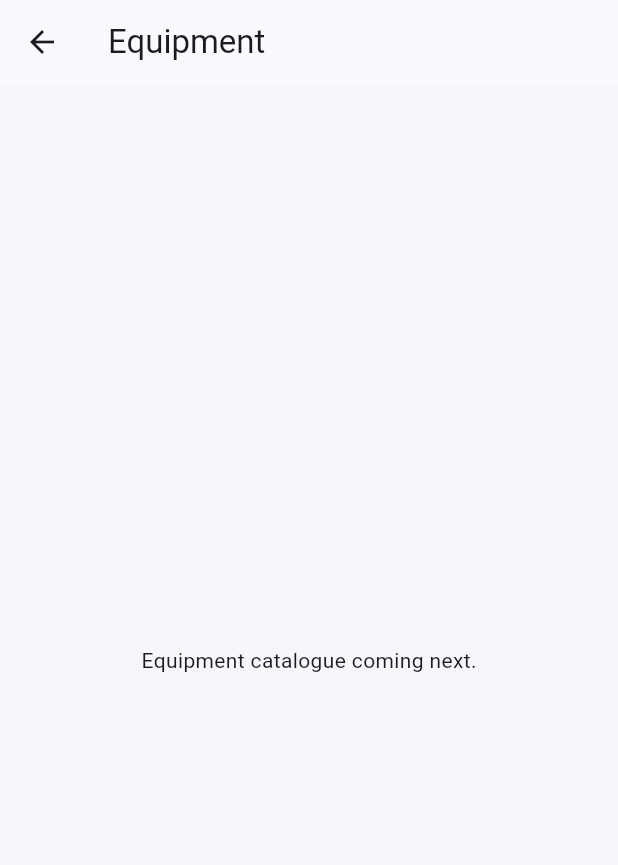
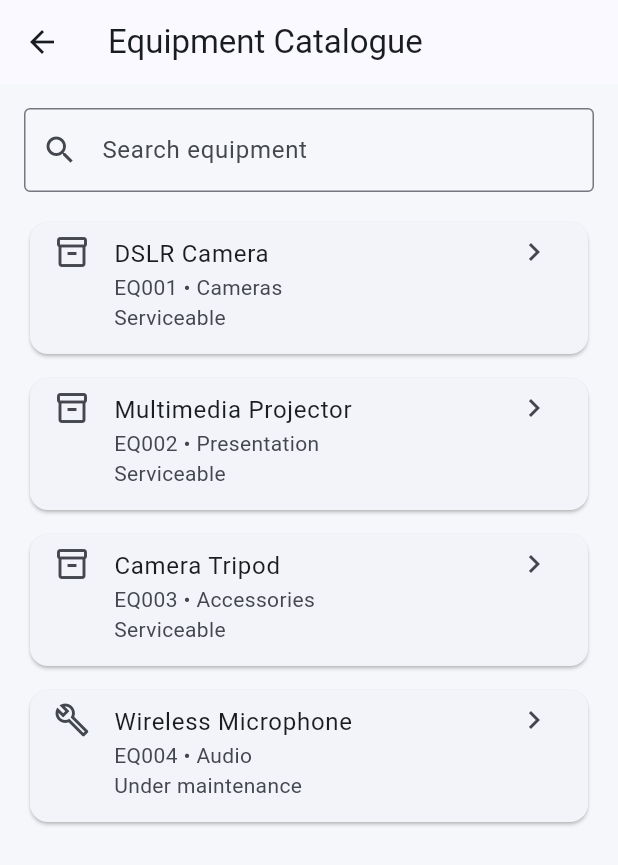
Before and after one commit to janakabandara818-ai/EquipFlow, a Flutter app: the screen it shows after launch, after a tap on "Browse Equipment", on a phone screen of 412 x 824 dp. Shown: the top 865 px of the screen. Run offline on Flutter 3.47's test engine with Material 3 defaults, Android fonts, the phone set to English and light mode, and no system bars.

Commit message:
Add equipment catalogue with search and item details

```diff
--- /dev/null
+++ b/lib/data/sample_equipment.dart
@@ -0,0 +1,36 @@
+import '../models/equipment.dart';
+
+const List<Equipment> sampleEquipment = [
+  Equipment(
+    equipmentId: 'EQ001',
+    name: 'DSLR Camera',
+    category: 'Cameras',
+    description: 'Camera for photography and event coverage.',
+    condition: 'Good',
+    serviceable: true,
+  ),
+  Equipment(
+    equipmentId: 'EQ002',
+    name: 'Multimedia Projector',
+    category: 'Presentation',
+    description: 'Projector for presentations and demonstrations.',
+    condition: 'Good',
+    serviceable: true,
+  ),
+  Equipment(
+    equipmentId: 'EQ003',
+    name: 'Camera Tripod',
+    category: 'Accessories',
+    description: 'Adjustable tripod for stable photography and video.',
+    condition: 'Good',
+    serviceable: true,
+  ),
+  Equipment(
+    equipmentId: 'EQ004',
+    name: 'Wireless Microphone',
+    category: 'Audio',
+    description: 'Wireless microphone for presentations and events.',
+    condition: 'Requires repair',
+    serviceable: false,
+  ),
+];
--- a/lib/main.dart
+++ b/lib/main.dart
@@ -1,4 +1,6 @@
 import 'package:flutter/material.dart';
+
+import 'screens/equipment_catalogue_screen.dart';
 
 void main() {
   runApp(const MyApp());
@@ -84,7 +86,7 @@ class HomeScreen extends StatelessWidget {
             icon: Icons.devices_outlined,
             title: 'Browse Equipment',
             subtitle: 'Explore equipment available to reserve',
-            onTap: () => _openScreen(context, const EquipmentScreen()),
+            onTap: () => _openScreen(context, const EquipmentCatalogueScreen()),
           ),
           ActionCard(
             icon: Icons.event_note_outlined,
@@ -139,18 +141,6 @@ class ActionCard extends StatelessWidget {
   }
 }
 
-class EquipmentScreen extends StatelessWidget {
-  const EquipmentScreen({super.key});
-
-  @override
-  Widget build(BuildContext context) {
-    return Scaffold(
-      appBar: AppBar(title: const Text('Equipment')),
-      body: const Center(child: Text('Equipment catalogue coming next.')),
-    );
-  }
-}
-
 class ReservationsScreen extends StatelessWidget {
   const ReservationsScreen({super.key});
 
--- /dev/null
+++ b/lib/models/equipment.dart
@@ -0,0 +1,17 @@
+class Equipment {
+  final String equipmentId;
+  final String name;
+  final String category;
+  final String description;
+  final String condition;
+  final bool serviceable;
+
+  const Equipment({
+    required this.equipmentId,
+    required this.name,
+    required this.category,
+    required this.description,
+    required this.condition,
+    required this.serviceable,
+  });
+}
--- /dev/null
+++ b/lib/screens/equipment_catalogue_screen.dart
@@ -0,0 +1,137 @@
+import 'package:flutter/material.dart';
+
+import '../data/sample_equipment.dart';
+import '../models/equipment.dart';
+
+class EquipmentCatalogueScreen extends StatefulWidget {
+  const EquipmentCatalogueScreen({super.key});
+
+  @override
+  State<EquipmentCatalogueScreen> createState() =>
+      _EquipmentCatalogueScreenState();
+}
+
+class _EquipmentCatalogueScreenState extends State<EquipmentCatalogueScreen> {
+  String _query = '';
+
+  @override
+  Widget build(BuildContext context) {
+    final filteredEquipment = sampleEquipment.where((item) {
+      final searchableText = '${item.equipmentId} ${item.name} ${item.category}'
+          .toLowerCase();
+
+      return searchableText.contains(_query);
+    }).toList();
+
+    return Scaffold(
+      appBar: AppBar(title: const Text('Equipment Catalogue')),
+      body: Column(
+        children: [
+          Padding(
+            padding: const EdgeInsets.all(16),
+            child: TextField(
+              decoration: const InputDecoration(
+                labelText: 'Search equipment',
+                hintText: 'Name, ID or category',
+                prefixIcon: Icon(Icons.search),
+                border: OutlineInputBorder(),
+              ),
+              onChanged: (value) {
+                setState(() {
+                  _query = value.trim().toLowerCase();
+                });
+              },
+            ),
+          ),
+          Expanded(
+            child: filteredEquipment.isEmpty
+                ? const Center(child: Text('No equipment found.'))
+                : ListView.separated(
+                    padding: const EdgeInsets.fromLTRB(16, 0, 16, 16),
+                    itemCount: filteredEquipment.length,
+                    separatorBuilder: (context, index) =>
+                        const SizedBox(height: 8),
+                    itemBuilder: (context, index) {
+                      final item = filteredEquipment[index];
+
+                      return Card(
+                        child: ListTile(
+                          leading: Icon(
+                            item.serviceable
+                                ? Icons.inventory_2_outlined
+                                : Icons.build_outlined,
+                          ),
+                          title: Text(item.name),
+                          subtitle: Text(
+                            '${item.equipmentId} • ${item.category}\n'
+                            '${item.serviceable ? 'Serviceable' : 'Under maintenance'}',
+                          ),
+                          isThreeLine: true,
+                          trailing: const Icon(Icons.chevron_right),
+                          onTap: () {
+                            Navigator.of(context).push(
+                              MaterialPageRoute<void>(
+                                builder: (context) =>
+                                    EquipmentDetailsScreen(equipment: item),
+                              ),
+                            );
+                          },
+                        ),
+                      );
+                    },
+                  ),
+          ),
+        ],
+      ),
+    );
+  }
+}
+
+class EquipmentDetailsScreen extends StatelessWidget {
+  final Equipment equipment;
+
+  const EquipmentDetailsScreen({super.key, required this.equipment});
+
+  @override
+  Widget build(BuildContext context) {
+    return Scaffold(
+      appBar: AppBar(title: const Text('Equipment Details')),
+      body: ListView(
+        padding: const EdgeInsets.all(16),
+        children: [
+          Icon(
+            equipment.serviceable
+                ? Icons.inventory_2_outlined
+                : Icons.build_outlined,
+            size: 72,
+            color: Theme.of(context).colorScheme.primary,
+          ),
+          const SizedBox(height: 24),
+          Text(
+            equipment.name,
+            style: Theme.of(context).textTheme.headlineSmall,
+          ),
+          const SizedBox(height: 16),
+          _detail('Equipment ID', equipment.equipmentId),
+          _detail('Category', equipment.category),
+          _detail('Condition', equipment.condition),
+          _detail(
+            'Service status',
+            equipment.serviceable ? 'Serviceable' : 'Under maintenance',
+          ),
+          const SizedBox(height: 16),
+          Text('Description', style: Theme.of(context).textTheme.titleMedium),
+          const SizedBox(height: 8),
+          Text(equipment.description),
+        ],
+      ),
+    );
+  }
+
+  Widget _detail(String label, String value) {
+    return Padding(
+      padding: const EdgeInsets.only(bottom: 12),
+      child: Text('$label: $value'),
+    );
+  }
+}
```
